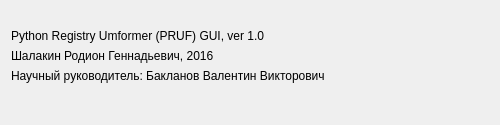
This is about.ui in CanisFerox/pruf as Qt 5 draws it before an edit. The edited form follows.
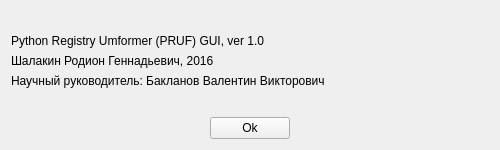
This is the edited form.

Commit message: Добавил кнопки "отмена" на формы, чтобы в Cinnamon'е можно было закрыть окошки

Patch:
```diff
--- a/about.ui
+++ b/about.ui
@@ -7,19 +7,19 @@
     <x>0</x>
     <y>0</y>
     <width>500</width>
-    <height>125</height>
+    <height>150</height>
    </rect>
   </property>
   <property name="minimumSize">
    <size>
     <width>500</width>
-    <height>125</height>
+    <height>150</height>
    </size>
   </property>
   <property name="maximumSize">
    <size>
     <width>500</width>
-    <height>125</height>
+    <height>150</height>
    </size>
   </property>
   <property name="windowTitle">
@@ -71,11 +71,54 @@
      <property name="sizeHint" stdset="0">
       <size>
        <width>20</width>
-       <height>31</height>
+       <height>14</height>
       </size>
      </property>
     </spacer>
    </item>
+   <item>
+    <layout class="QHBoxLayout" name="horizontalLayout">
+     <item>
+      <spacer name="horizontalSpacer">
+       <property name="orientation">
+        <enum>Qt::Horizontal</enum>
+       </property>
+       <property name="sizeHint" stdset="0">
+        <size>
+         <width>40</width>
+         <height>20</height>
+        </size>
+       </property>
+      </spacer>
+     </item>
+     <item>
+      <widget class="QPushButton" name="exit_button">
+       <property name="maximumSize">
+        <size>
+         <width>85</width>
+         <height>30</height>
+        </size>
+       </property>
+       <property name="text">
+        <string>Ok</string>
+       </property>
+      </widget>
+     </item>
+     <item>
+      <spacer name="horizontalSpacer_2">
+       <property name="orientation">
+        <enum>Qt::Horizontal</enum>
+       </property>
+       <property name="sizeHint" stdset="0">
+        <size>
+         <width>40</width>
+         <height>20</height>
+        </size>
+       </property>
+      </spacer>
+     </item>
+    </layout>
+   </item>
   </layout>
  </widget>
  <resources/>
```
Left out of the diff: 2 changed lines with no effect on the pictures. The commit also changes 7 other files.
